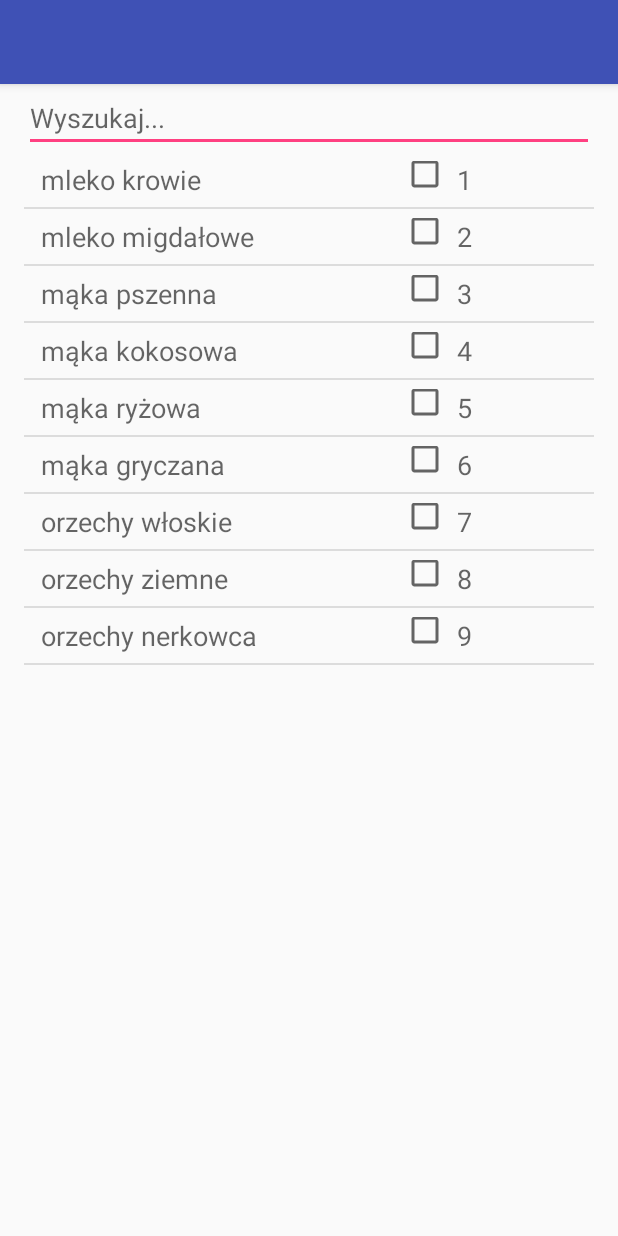
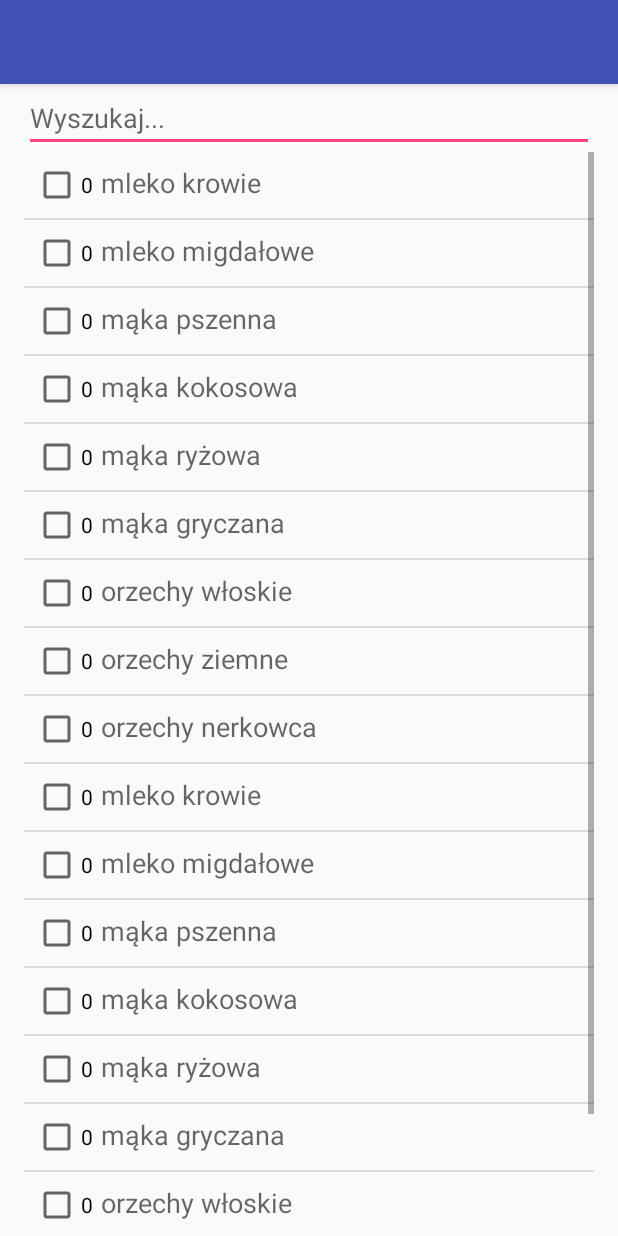
Before and after one commit to swierka/Desserved, an Android app: the ExcludedProductsListActivity screen opened directly, with no data from a screen before it, on a phone screen of 412 x 824 dp. Run offline under Robolectric (Android 15) with nearby library versions, the phone set to English and light mode, and no system bars.

Commit message:
Dodanie checkbox - part1

```diff
--- a/app/build.gradle
+++ b/app/build.gradle
@@ -22,7 +22,7 @@ android {
 dependencies {
     implementation fileTree(dir: 'libs', include: ['*.jar'])
     implementation 'com.android.support:appcompat-v7:24.1.1'
-    compile 'com.android.support:design:24.1.1'
+    implementation 'com.android.support:design:24.1.1'
     implementation 'com.android.support.constraint:constraint-layout:1.1.0'
     testImplementation 'junit:junit:4.12'
     androidTestImplementation 'com.android.support.test:runner:1.0.2'
--- a/app/src/main/AndroidManifest.xml
+++ b/app/src/main/AndroidManifest.xml
@@ -16,9 +16,9 @@
             </intent-filter>
         </activity>
         <activity
-            android:name=".ExcludedProductsListActivity"
-            android:theme="@style/AppTheme.NoActionBar">
-        </activity>
+        android:name=".ExcludedProductsListActivity"
+        android:theme="@style/AppTheme.NoActionBar">
+    </activity>
     </application>
 
 </manifest>
--- a/app/src/main/java/net/swierkowski/cookbook4/ExcludedProductsListActivity.java
+++ b/app/src/main/java/net/swierkowski/cookbook4/ExcludedProductsListActivity.java
@@ -9,9 +9,11 @@ import android.text.TextWatcher;
 import android.util.Log;
 import android.view.View;
 import android.widget.AdapterView;
+import android.widget.CheckBox;
 import android.widget.EditText;
 import android.widget.FilterQueryProvider;
 import android.widget.ListView;
+import android.widget.Toast;
 
 public class ExcludedProductsListActivity extends AppCompatActivity {
 
@@ -25,14 +27,8 @@ public class ExcludedProductsListActivity extends AppCompatActivity {
 
         dbHelper = new RecipesDbAdapter(this);
         dbHelper.open();
-
-        // Czyścimy dane
-        dbHelper.deleteAllProducts();
-
-        // Dodajemy przykladowe dane
+//        dbHelper.deleteAllProducts();
         dbHelper.insertSomeProducts();
-
-        // Tworzymy listę na podstawie danych w bazie SQLite
         displayListView();
     }
 
@@ -40,14 +36,16 @@ public class ExcludedProductsListActivity extends AppCompatActivity {
     private void displayListView() {
         Cursor cursor = dbHelper.fetchAllProducts();
 
-        String[] columns = new String[] {
+        final String[] columns = new String[] {
                 RecipesDbAdapter.Produkty._ID,
-                RecipesDbAdapter.Produkty.COLUMN_NAME_NAZWA
+                RecipesDbAdapter.Produkty.COLUMN_NAME_NAZWA,
+                RecipesDbAdapter.Produkty.COLUMN_NAME_RESTRYKCJE
         };
 
         int[] to = new int[] {
                 R.id.id,
-                R.id.name
+                R.id.name,
+                R.id.checkBox_product
         };
 
         dataAdapter = new SimpleCursorAdapter(
@@ -68,6 +66,17 @@ public class ExcludedProductsListActivity extends AppCompatActivity {
                                         int position, long id) {
                     Cursor cursor = (Cursor) listView.getItemAtPosition(position);
                     String name = cursor.getString(cursor.getColumnIndexOrThrow("nazwa"));
+                    String productIdString = cursor.getString(cursor.getInt(1));
+                    long productId = Long.parseLong(productIdString);
+
+                    CheckBox checkBox = (CheckBox)findViewById(R.id.checkBox_product);
+                    if (checkBox.isChecked()==false){
+                        checkBox.setChecked(true);
+                    } else { checkBox.setChecked(false);}
+
+                    saveExludedProducts(productId);
+                    Toast.makeText(getApplicationContext(),name+" "+checkBox.isChecked(),Toast.LENGTH_LONG).show();
+
                 }
             });
 
@@ -94,4 +103,16 @@ public class ExcludedProductsListActivity extends AppCompatActivity {
             });
 
     }
+
+    private void saveExludedProducts(long id){
+
+        CheckBox checkBox = (CheckBox)findViewById(R.id.checkBox_product);
+        if(checkBox.isChecked()){
+            dbHelper.updateProduct(id,1);
+        } else {
+            dbHelper.updateProduct(id,0);
+        }
+    }
+
+
 }
--- a/app/src/main/java/net/swierkowski/cookbook4/RecipesDbAdapter.java
+++ b/app/src/main/java/net/swierkowski/cookbook4/RecipesDbAdapter.java
@@ -17,11 +17,13 @@ public class RecipesDbAdapter {
     private static final String SQL_CREATE_ENTRIES =
             "CREATE TABLE " + Produkty.TABLE_NAME + " (" +
                     Produkty._ID + " INTEGER PRIMARY KEY," +
-                    Produkty.COLUMN_NAME_NAZWA + " TEXT)";
+                    Produkty.COLUMN_NAME_NAZWA + " TEXT," +
+                    Produkty.COLUMN_NAME_RESTRYKCJE + " INTEGER);";
 
     public static class Produkty implements BaseColumns {
         public static final String TABLE_NAME = "produkty";
         public static final String COLUMN_NAME_NAZWA = "nazwa";
+        public static final String COLUMN_NAME_RESTRYKCJE = "restrykcje";
     }
 
     private static final String TAG = "RecipesDbAdapter";
@@ -66,9 +68,10 @@ public class RecipesDbAdapter {
         }
     }
 
-    public long createProduct(String nazwa) {
+    public long createProduct(String nazwa, int restrykcjeDefault) {
         ContentValues initialValues = new ContentValues();
         initialValues.put(Produkty.COLUMN_NAME_NAZWA, nazwa);
+        initialValues.put(Produkty.COLUMN_NAME_RESTRYKCJE, restrykcjeDefault);
         return mDb.insert(Produkty.TABLE_NAME, null, initialValues);
     }
 
@@ -85,10 +88,10 @@ public class RecipesDbAdapter {
         Cursor mCursor = null;
 
         if (inputText == null || inputText.length () == 0) {
-            mCursor = mDb.query(Produkty.TABLE_NAME, new String[] {Produkty._ID,Produkty.COLUMN_NAME_NAZWA}, null, null, null, null, orderBy, null);
+            mCursor = mDb.query(Produkty.TABLE_NAME, new String[] {Produkty._ID,Produkty.COLUMN_NAME_NAZWA,Produkty.COLUMN_NAME_RESTRYKCJE}, null, null, null, null, orderBy, null);
 
         } else {
-            mCursor = mDb.query(Produkty.TABLE_NAME, new String[] {Produkty._ID,Produkty.COLUMN_NAME_NAZWA},
+            mCursor = mDb.query(Produkty.TABLE_NAME, new String[] {Produkty._ID,Produkty.COLUMN_NAME_NAZWA,Produkty.COLUMN_NAME_RESTRYKCJE},
                     Produkty.COLUMN_NAME_NAZWA + " like '%" + inputText + "%'",
                     null, null, null, orderBy, null);
         }
@@ -99,7 +102,7 @@ public class RecipesDbAdapter {
     }
 
     public Cursor fetchAllProducts() {
-        Cursor mCursor = mDb.query(Produkty.TABLE_NAME, new String[]{Produkty._ID,Produkty.COLUMN_NAME_NAZWA}, null, null, null, null, orderBy, null);
+        Cursor mCursor = mDb.query(Produkty.TABLE_NAME, new String[]{Produkty._ID,Produkty.COLUMN_NAME_NAZWA,Produkty.COLUMN_NAME_RESTRYKCJE}, null, null, null, null, orderBy, null);
         if (mCursor != null) {
             mCursor.moveToFirst();
         }
@@ -107,19 +110,26 @@ public class RecipesDbAdapter {
     }
 
     public void insertSomeProducts() {
-        createProduct("mleko krowie");
-        createProduct("mleko migdałowe");
-        createProduct("mąka pszenna");
-        createProduct("mąka kokosowa");
-        createProduct("mąka ryżowa");
-        createProduct("mąka gryczana");
-        createProduct("orzechy włoskie");
-        createProduct("orzechy ziemne");
-        createProduct("orzechy nerkowca");
+        createProduct("mleko krowie",0);
+        createProduct("mleko migdałowe",0);
+        createProduct("mąka pszenna",0);
+        createProduct("mąka kokosowa",0);
+        createProduct("mąka ryżowa",0);
+        createProduct("mąka gryczana",0);
+        createProduct("orzechy włoskie",0);
+        createProduct("orzechy ziemne",0);
+        createProduct("orzechy nerkowca",0);
     }
 
     public void setOrderBy(String txt) {
         orderBy = txt;
     }
 
+    public boolean updateProduct(long productID, int isExcluded) {
+        ContentValues args = new ContentValues();
+        args.put(Produkty.COLUMN_NAME_RESTRYKCJE, isExcluded);
+        return mDb.update(Produkty.TABLE_NAME, args, Produkty._ID + " = " + productID, null) > 0;
+    }
+
+
 }
--- a/app/src/main/res/layout/product.xml
+++ b/app/src/main/res/layout/product.xml
@@ -12,25 +12,29 @@
         android:layout_height="wrap_content"
         android:layout_toRightOf="@+id/checkBox_product"
         android:layout_alignBottom="@+id/checkBox_product"
+        android:visibility="invisible"
         android:text="id"
         android:textAppearance="?android:attr/textAppearanceMedium"/>
 
     <TextView
         android:id="@+id/name"
         android:layout_marginLeft="5dp"
-        android:layout_width="240dp"
+        android:layout_width="wrap_content"
         android:layout_height="wrap_content"
-        android:layout_alignParentLeft="true"
-        android:layout_alignParentTop="true"
-        android:text="Produkt"
+        android:layout_alignBaseline="@+id/checkBox_product"
+        android:layout_alignBottom="@+id/checkBox_product"
+        android:layout_toRightOf="@+id/checkBox_product"
+        android:text=""
         android:textAppearance="?android:attr/textAppearanceMedium" />
 
     <CheckBox
         android:id="@+id/checkBox_product"
         android:layout_width="wrap_content"
         android:layout_height="wrap_content"
-        android:layout_toRightOf="@+id/name"
-        android:layout_alignBottom="@+id/name"
+        android:focusable="false"
+        android:clickable="false"
+        android:focusableInTouchMode="false"
+        android:layout_alignParentLeft="true"
         android:text="" />
 
 
```
